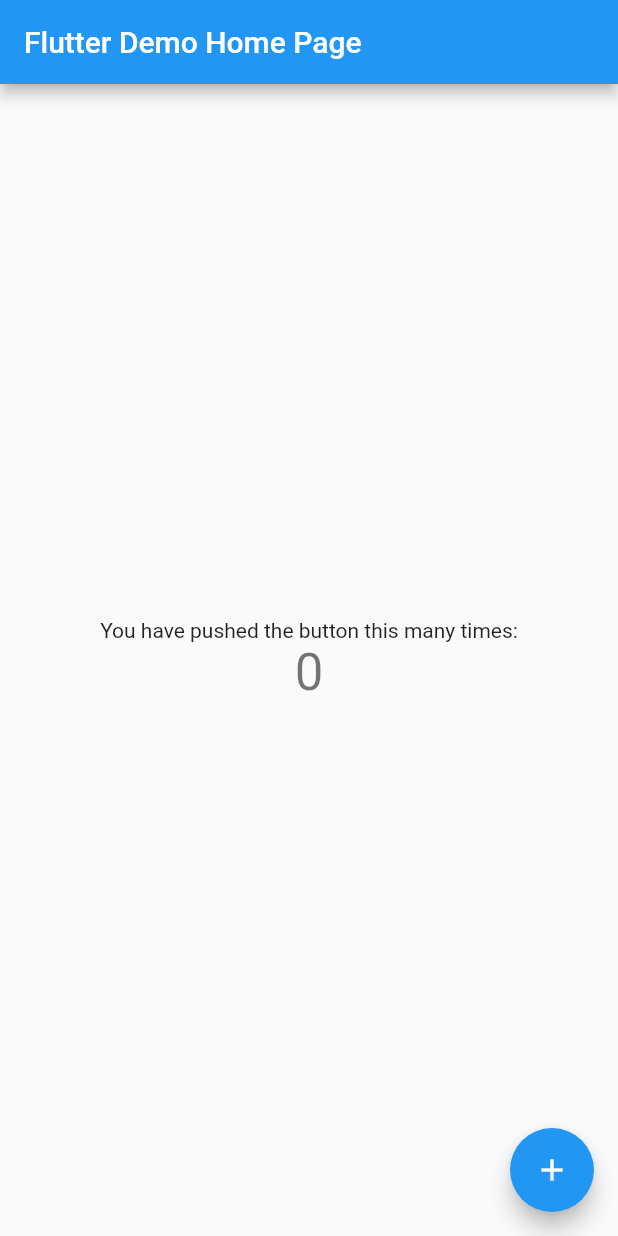
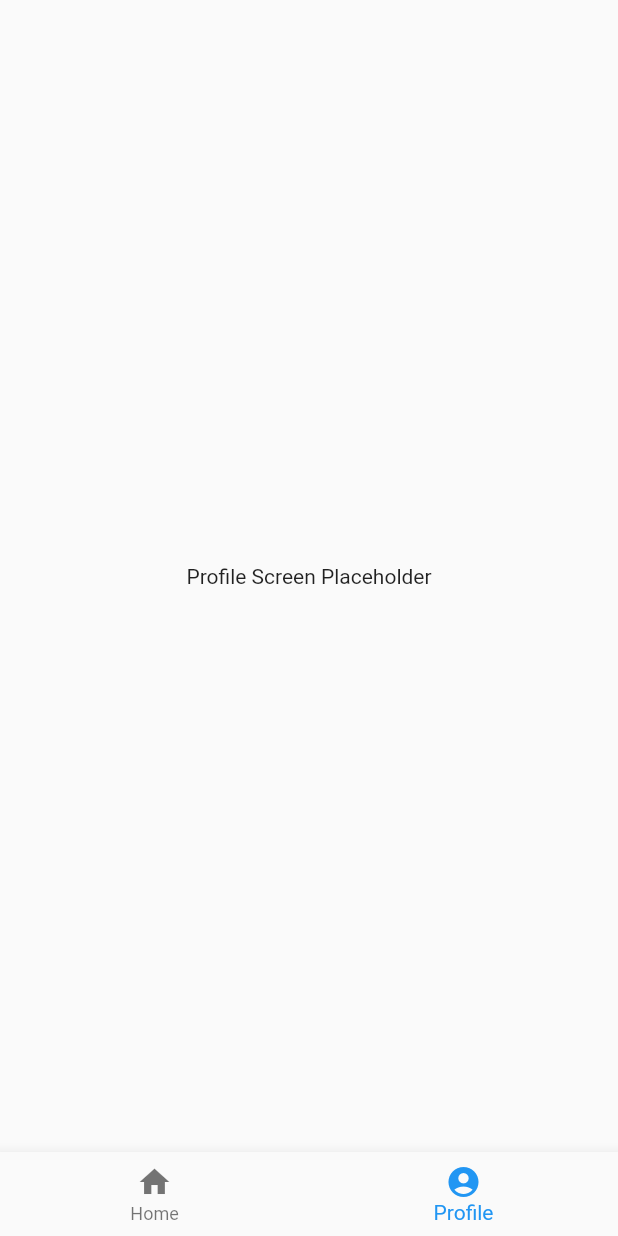
Before and after one commit to nathan-wick/flutter-template, a Flutter app: the screen it shows after launch, on a phone screen of 412 x 824 dp. Run offline on Flutter 3.47's test engine with Material 2 defaults, Android fonts, the light colour scheme and no system bars.

Commit message:
Create Navigation

```diff
--- a/lib/main.dart
+++ b/lib/main.dart
@@ -1,115 +1,23 @@
 import 'package:flutter/material.dart';
+import 'widgets/navigation.dart';
 
 void main() {
-  runApp(const MyApp());
+  runApp(const App());
 }
 
-class MyApp extends StatelessWidget {
-  const MyApp({super.key});
+class App extends StatelessWidget {
+  const App({super.key});
 
-  // This widget is the root of your application.
   @override
   Widget build(BuildContext context) {
     return MaterialApp(
-      title: 'Flutter Demo',
+      // TODO: Enter the app's name.
+      title: 'App Name',
       theme: ThemeData(
-        // This is the theme of your application.
-        //
-        // Try running your application with "flutter run". You'll see the
-        // application has a blue toolbar. Then, without quitting the app, try
-        // changing the primarySwatch below to Colors.green and then invoke
-        // "hot reload" (press "r" in the console where you ran "flutter run",
-        // or simply save your changes to "hot reload" in a Flutter IDE).
-        // Notice that the counter didn't reset back to zero; the application
-        // is not restarted.
+        // TODO: Enter the app's colors.
         primarySwatch: Colors.blue,
       ),
-      home: const MyHomePage(title: 'Flutter Demo Home Page'),
+      home: const Navigation(),
     );
   }
 }
-
-class MyHomePage extends StatefulWidget {
-  const MyHomePage({super.key, required this.title});
-
-  // This widget is the home page of your application. It is stateful, meaning
-  // that it has a State object (defined below) that contains fields that affect
-  // how it looks.
-
-  // This class is the configuration for the state. It holds the values (in this
-  // case the title) provided by the parent (in this case the App widget) and
-  // used by the build method of the State. Fields in a Widget subclass are
-  // always marked "final".
-
-  final String title;
-
-  @override
-  State<MyHomePage> createState() => _MyHomePageState();
-}
-
-class _MyHomePageState extends State<MyHomePage> {
-  int _counter = 0;
-
-  void _incrementCounter() {
-    setState(() {
-      // This call to setState tells the Flutter framework that something has
-      // changed in this State, which causes it to rerun the build method below
-      // so that the display can reflect the updated values. If we changed
-      // _counter without calling setState(), then the build method would not be
-      // called again, and so nothing would appear to happen.
-      _counter++;
-    });
-  }
-
-  @override
-  Widget build(BuildContext context) {
-    // This method is rerun every time setState is called, for instance as done
-    // by the _incrementCounter method above.
-    //
-    // The Flutter framework has been optimized to make rerunning build methods
-    // fast, so that you can just rebuild anything that needs updating rather
-    // than having to individually change instances of widgets.
-    return Scaffold(
-      appBar: AppBar(
-        // Here we take the value from the MyHomePage object that was created by
-        // the App.build method, and use it to set our appbar title.
-        title: Text(widget.title),
-      ),
-      body: Center(
-        // Center is a layout widget. It takes a single child and positions it
-        // in the middle of the parent.
-        child: Column(
-          // Column is also a layout widget. It takes a list of children and
-          // arranges them vertically. By default, it sizes itself to fit its
-          // children horizontally, and tries to be as tall as its parent.
-          //
-          // Invoke "debug painting" (press "p" in the console, choose the
-          // "Toggle Debug Paint" action from the Flutter Inspector in Android
-          // Studio, or the "Toggle Debug Paint" command in Visual Studio Code)
-          // to see the wireframe for each widget.
-          //
-          // Column has various properties to control how it sizes itself and
-          // how it positions its children. Here we use mainAxisAlignment to
-          // center the children vertically; the main axis here is the vertical
-          // axis because Columns are vertical (the cross axis would be
-          // horizontal).
-          mainAxisAlignment: MainAxisAlignment.center,
-          children: <Widget>[
-            const Text(
-              'You have pushed the button this many times:',
-            ),
-            Text(
-              '$_counter',
-              style: Theme.of(context).textTheme.headlineMedium,
-            ),
-          ],
-        ),
-      ),
-      floatingActionButton: FloatingActionButton(
-        onPressed: _incrementCounter,
-        tooltip: 'Increment',
-        child: const Icon(Icons.add),
-      ), // This trailing comma makes auto-formatting nicer for build methods.
-    );
-  }
-}
--- /dev/null
+++ b/lib/screens/authenticated/home.dart
@@ -0,0 +1,24 @@
+import 'package:flutter/material.dart';
+
+class Home extends StatefulWidget {
+  const Home({super.key});
+
+  @override
+  State<Home> createState() => _HomeState();
+}
+
+// TODO: Create Home screen.
+class _HomeState extends State<Home> {
+  static const _placeholder = Text(
+    'Home Screen Placeholder',
+  );
+
+  @override
+  Widget build(BuildContext context) {
+    return const Scaffold(
+      body: Center(
+        child: _placeholder,
+      ),
+    );
+  }
+}
--- /dev/null
+++ b/lib/screens/authenticated/profile.dart
@@ -0,0 +1,24 @@
+import 'package:flutter/material.dart';
+
+class Profile extends StatefulWidget {
+  const Profile({super.key});
+
+  @override
+  State<Profile> createState() => _ProfileState();
+}
+
+// TODO: Create Profile screen.
+class _ProfileState extends State<Profile> {
+  static const _placeholder = Text(
+    'Profile Screen Placeholder',
+  );
+
+  @override
+  Widget build(BuildContext context) {
+    return const Scaffold(
+      body: Center(
+        child: _placeholder,
+      ),
+    );
+  }
+}
--- /dev/null
+++ b/lib/widgets/navigation.dart
@@ -0,0 +1,48 @@
+import 'package:flutter/material.dart';
+import '../screens/authenticated/home.dart';
+import '../screens/authenticated/profile.dart';
+
+class Navigation extends StatefulWidget {
+  const Navigation({super.key});
+
+  @override
+  State<Navigation> createState() => _NavigationState();
+}
+
+class _NavigationState extends State<Navigation> {
+  int _selectedIndex = 1;
+  static const List<Widget> _screenOptions = <Widget>[
+    Home(),
+    Profile(),
+  ];
+
+  void _onOptionTap(int index) {
+    setState(() {
+      _selectedIndex = index;
+    });
+  }
+
+  @override
+  Widget build(BuildContext context) {
+    return Scaffold(
+      body: Center(
+        child: _screenOptions.elementAt(_selectedIndex),
+      ),
+      bottomNavigationBar: BottomNavigationBar(
+        items: const <BottomNavigationBarItem>[
+          BottomNavigationBarItem(
+            icon: Icon(Icons.home),
+            label: 'Home',
+          ),
+          BottomNavigationBarItem(
+            icon: Icon(Icons.account_circle),
+            label: 'Profile',
+          ),
+        ],
+        currentIndex: _selectedIndex,
+        selectedItemColor: Theme.of(context).primaryColor,
+        onTap: _onOptionTap,
+      ),
+    );
+  }
+}
```
